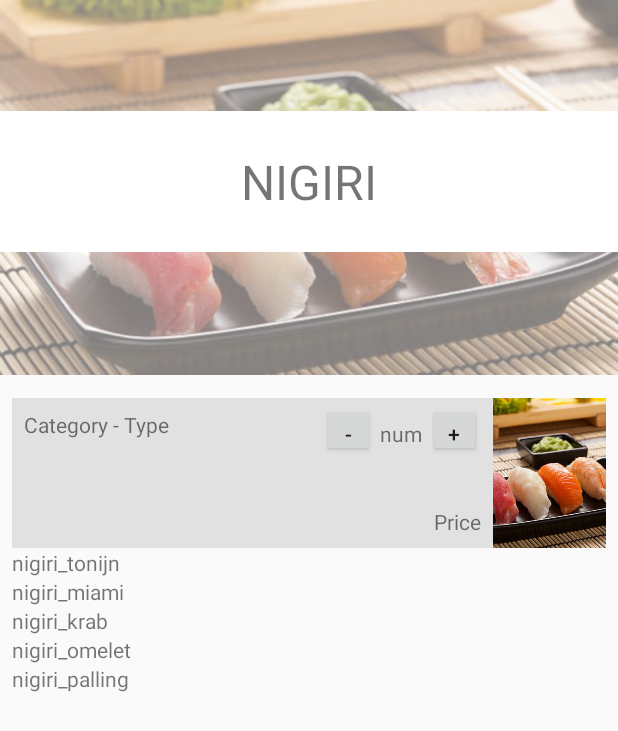
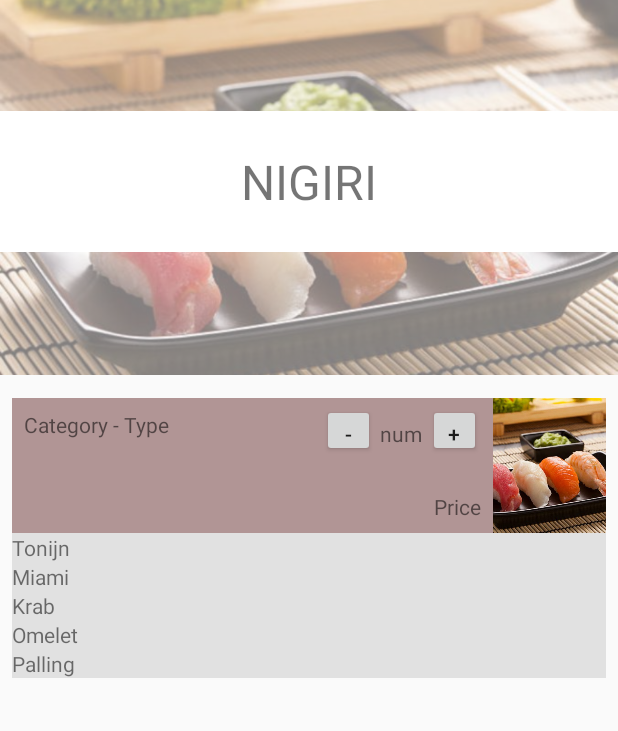
Before and after one commit to DaanKorver/SushiAndroid, an Android app: the screen it shows after launch (Category), after a tap on "Nigiri", on a phone screen of 412 x 824 dp. Shown: the top 731 px of the screen. Run offline under Robolectric (Android 15) with nearby library versions, the phone set to English and light mode, and no system bars.

```diff
--- a/app/app/src/main/java/com/example/sushiandroid/Category.java
+++ b/app/app/src/main/java/com/example/sushiandroid/Category.java
@@ -1,12 +1,24 @@
 package com.example.sushiandroid;
 
+import android.annotation.SuppressLint;
+import android.annotation.TargetApi;
+import android.graphics.Color;
+import android.graphics.drawable.Drawable;
+import android.os.Build;
+import android.support.annotation.RequiresApi;
 import android.support.constraint.ConstraintLayout;
+import android.support.v4.content.ContextCompat;
 import android.support.v7.app.AppCompatActivity;
 import android.os.Bundle;
+import android.util.Log;
+import android.view.ContextThemeWrapper;
 import android.widget.ImageView;
 import android.widget.LinearLayout;
 import android.widget.RelativeLayout;
 import android.widget.TextView;
+import android.view.ViewGroup.MarginLayoutParams;
+
+import static java.security.AccessController.getContext;
 
 public class Category extends AppCompatActivity {
 
@@ -26,39 +38,64 @@ public class Category extends AppCompatActivity {
             assert title != null;
             switch ((String) title.toLowerCase()) {
                 case "nigiri":
+                    Food tonijn  = new Food("Tonijn", "This is a test", 3.95);
+                    Food miami   = new Food("Miami", "This is a test", 3.95);
+                    Food krab    = new Food("Krab", "This is a test", 4.95);
+                    Food omelet  = new Food("Omelet", "This is a test", 3.95);
+                    Food palling = new Food("Palling", "This is a test", 8.95);
+
                     imageView.setImageResource(R.drawable.nigiri);
-                    String nigiriArray[] = {"nigiri_tonijn", "nigiri_miami", "nigiri_krab", "nigiri_omelet", "nigiri_palling"};
+                    String[] nigiriArray = {"nigiri_tonijn", "nigiri_miami", "nigiri_krab", "nigiri_omelet", "nigiri_palling"};
                     drawProducts(nigiriArray);
                     break;
-                case "shasimi":
-                    imageView.setImageResource(R.drawable.nigiri);
-                    String shasimiArray[] = {"shasimi_tataki_van_zalm", "shasimi_menu_zalm", "shasimi_mix", "shasimi_tonijn", "shasimi_zalm"};
-                    drawProducts(shasimiArray);
-                    break;
-                case "uramaki":
-                    imageView.setImageResource(R.drawable.uramaki);
-                    String uramakiArray[] = {"uramaki_pittig_tonijn", "uramaki_california", "uramaki_zalm", "uramaki_zeewier", "uramaki_vegetarisch", "uramaki_tempura_ebi"};
-                    drawProducts(uramakiArray);
-                    break;
-                case "maki":
-                    imageView.setImageResource(R.drawable.maki);
-                    String makiArray[] = {"maki_avocado", "maki_zalm", "maki_komkommer", "maki_garnaal", "maki_daikon", "maki_tonijn"};
-                    drawProducts(makiArray);
-                    break;
+//                case "shasimi":
+//                    imageView.setImageResource(R.drawable.nigiri);
+//                    String[] shasimiArray = {"shasimi_tataki_van_zalm", "shasimi_menu_zalm", "shasimi_mix", "shasimi_tonijn", "shasimi_zalm"};
+//                    drawProducts(shasimiArray);
+//                    break;
+//                case "uramaki":
+//                    imageView.setImageResource(R.drawable.uramaki);
+//                    String[] uramakiArray = {"uramaki_pittig_tonijn", "uramaki_california", "uramaki_zalm", "uramaki_zeewier", "uramaki_vegetarisch", "uramaki_tempura_ebi"};
+//                    drawProducts(uramakiArray);
+//                    break;
+//                case "maki":
+//                    imageView.setImageResource(R.drawable.maki);
+//                    String[] makiArray = {"maki_avocado", "maki_zalm", "maki_komkommer", "maki_garnaal", "maki_daikon", "maki_tonijn"};
+//                    drawProducts(makiArray);
+//                    break;
                 default:
                     // code block
             }
         }
     }
 
-    public void drawProducts(String products[]) {
+    public void drawProducts(String[] products) {
+        Log.i("Creating Views Products", "started");
+
+        // The layout the products go int
         LinearLayout ll = (LinearLayout) findViewById(R.id.ll);
+
+        // A for loop for every product
         for (String product : products) {
-            ConstraintLayout holder = new ConstraintLayout(this);
-            TextView text = new TextView(this);
-            text.setText((String) product);
+            // Loging the product name
+            Log.i("Creating View Product", product);
+
+            // Creates a layout for the text-layout and the image with the "holder" style
+            ConstraintLayout holder = new ConstraintLayout(new ContextThemeWrapper(this, R.style.holder));
+            // todo: figure out why the margin isn't working (declared in styles.xml line 24
+
+            // Creates a textview to test if the string variable works with the "title" style
+            TextView text = new TextView(new ContextThemeWrapper(this, R.style.title));
+
+            // Nests it and it's it to the view
+            text.setText(getResources().getIdentifier(product, "string", getPackageName()));
+
             holder.addView(text);
             ll.addView(holder);
         }
+
+        // Confirms the function has finished
+        Log.i("Creating Views Products", "ended");
     }
+
 }
--- /dev/null
+++ b/app/app/src/main/java/com/example/sushiandroid/Food.java
@@ -0,0 +1,7 @@
+package com.example.sushiandroid;
+
+public class Food {
+    public Food(String name, String description, double price) {
+
+    }
+}
--- a/app/app/src/main/res/layout/activity_catergory.xml
+++ b/app/app/src/main/res/layout/activity_catergory.xml
@@ -62,20 +62,20 @@
         <LinearLayout
             android:id="@+id/ll"
             android:layout_width="match_parent"
-            android:layout_height="500px"
+            android:layout_height="match_parent"
             android:orientation="vertical">
 
             <android.support.constraint.ConstraintLayout
+                android:id="@+id/holder"
                 android:layout_width="match_parent"
                 android:layout_height="wrap_content"
                 android:layout_marginTop="15dp"
-                android:background="#e1e1e1"
-                android:tag="Nigiri">
+                android:background="#B19595">
 
                 <ImageView
-                    android:id="@+id/imageView5"
+                    android:id="@+id/image"
                     android:layout_width="75dp"
-                    android:layout_height="100dp"
+                    android:layout_height="90dp"
                     android:scaleType="centerCrop"
                     app:layout_constraintBottom_toBottomOf="parent"
                     app:layout_constraintEnd_toEndOf="parent"
@@ -83,16 +83,17 @@
                     app:srcCompat="@drawable/nigiri" />
 
                 <android.support.constraint.ConstraintLayout
+                    android:id="@+id/textContraint"
                     android:layout_width="0dp"
                     android:layout_height="0dp"
                     app:layout_constraintBottom_toBottomOf="parent"
-                    app:layout_constraintEnd_toStartOf="@+id/imageView5"
+                    app:layout_constraintEnd_toStartOf="@+id/image"
                     app:layout_constraintHorizontal_bias="0.6"
                     app:layout_constraintStart_toStartOf="parent"
                     app:layout_constraintTop_toTopOf="parent">
 
                     <TextView
-                        android:id="@+id/price"
+                        android:id="@+id/Price"
                         android:layout_width="wrap_content"
                         android:layout_height="wrap_content"
                         android:layout_marginEnd="8dp"
@@ -103,7 +104,7 @@
                         app:layout_constraintEnd_toEndOf="parent" />
 
                     <TextView
-                        android:id="@+id/textView7"
+                        android:id="@+id/Title"
                         android:layout_width="wrap_content"
                         android:layout_height="wrap_content"
                         android:layout_marginStart="8dp"
@@ -114,6 +115,7 @@
                         app:layout_constraintTop_toTopOf="parent" />
 
                     <LinearLayout
+                        android:id="@+id/NumLayout"
                         android:layout_width="wrap_content"
                         android:layout_height="wrap_content"
                         android:layout_marginTop="4dp"
@@ -124,7 +126,7 @@
                         app:layout_constraintTop_toTopOf="parent">
 
                         <Button
-                            android:id="@+id/button"
+                            android:id="@+id/Minus"
                             android:layout_width="35dp"
                             android:layout_height="35dp"
                             android:layout_weight="1"
@@ -132,7 +134,7 @@
                             android:text="-" />
 
                         <TextView
-                            android:id="@+id/textView9"
+                            android:id="@+id/Number"
                             android:layout_width="35dp"
                             android:layout_height="35dp"
                             android:layout_weight="1"
@@ -140,7 +142,7 @@
                             android:text="num" />
 
                         <Button
-                            android:id="@+id/button2"
+                            android:id="@+id/Plus"
                             android:layout_width="35dp"
                             android:layout_height="35dp"
                             android:layout_weight="1"
--- a/app/app/src/main/res/layout/activity_main.xml
+++ b/app/app/src/main/res/layout/activity_main.xml
@@ -84,7 +84,7 @@
                     android:layout_marginBottom="5dp"
                     android:orientation="vertical"
                     app:layout_constraintBottom_toBottomOf="parent"
-                    app:layout_constraintEnd_toStartOf="@+id/imageView5"
+                    app:layout_constraintEnd_toStartOf="@+id/image"
                     app:layout_constraintHorizontal_bias="1.0"
                     app:layout_constraintStart_toStartOf="parent"
                     app:layout_constraintTop_toTopOf="parent"
@@ -105,7 +105,7 @@
                 </LinearLayout>
 
                 <ImageView
-                    android:id="@+id/imageView5"
+                    android:id="@+id/image"
                     android:layout_width="120dp"
                     android:layout_height="150dp"
                     android:scaleType="centerCrop"
--- a/app/app/src/main/res/values/styles.xml
+++ b/app/app/src/main/res/values/styles.xml
@@ -1,4 +1,5 @@
 <resources>
+
 
     <!-- Base application theme. -->
     <style name="AppTheme" parent="Theme.AppCompat.Light.NoActionBar">
@@ -17,4 +18,31 @@
 
     <style name="AppTheme.PopupOverlay" parent="ThemeOverlay.AppCompat.Light" />
 
+    <style name="image" parent="Theme.AppCompat.Light.NoActionBar">
+        <item name="android:background">#999</item>
+        <item name="android:layout_width">75dp</item>
+        <item name="android:layout_height">90dp</item>
+        <item name="layout_constraintTop_toTopOf">parent</item>
+        <item name="layout_constraintEnd_toEndOf">parent</item>
+        <item name="layout_constraintBottom_toBottomOf">parent</item>
+    </style>
+
+    <style name="title" parent="Theme.AppCompat.Light.NoActionBar">
+        <item name="android:layout_width">wrap_content</item>
+        <item name="android:color">#f00</item>
+        <item name="android:layout_height">wrap_content</item>
+        <item name="android:layout_marginTop">8dp</item>
+        <item name="android:layout_marginLeft">8dp</item>
+        <item name="layout_constraintTop_toTopOf">parent</item>
+        <item name="layout_constraintStart_toStartOf">parent</item>
+    </style>
+
+    <style name="holder">
+        <item name="android:background">#e1e1e1</item>
+        <!--todo: why isn't the margin working but the background is?-->
+        <item name="android:layout_marginTop">15dp</item>
+        <item name="android:layout_width">match_parent</item>
+        <item name="android:layout_height">wrap_content</item>
+    </style>
+
 </resources>
```
Also changed, not shown: 1 other file.
